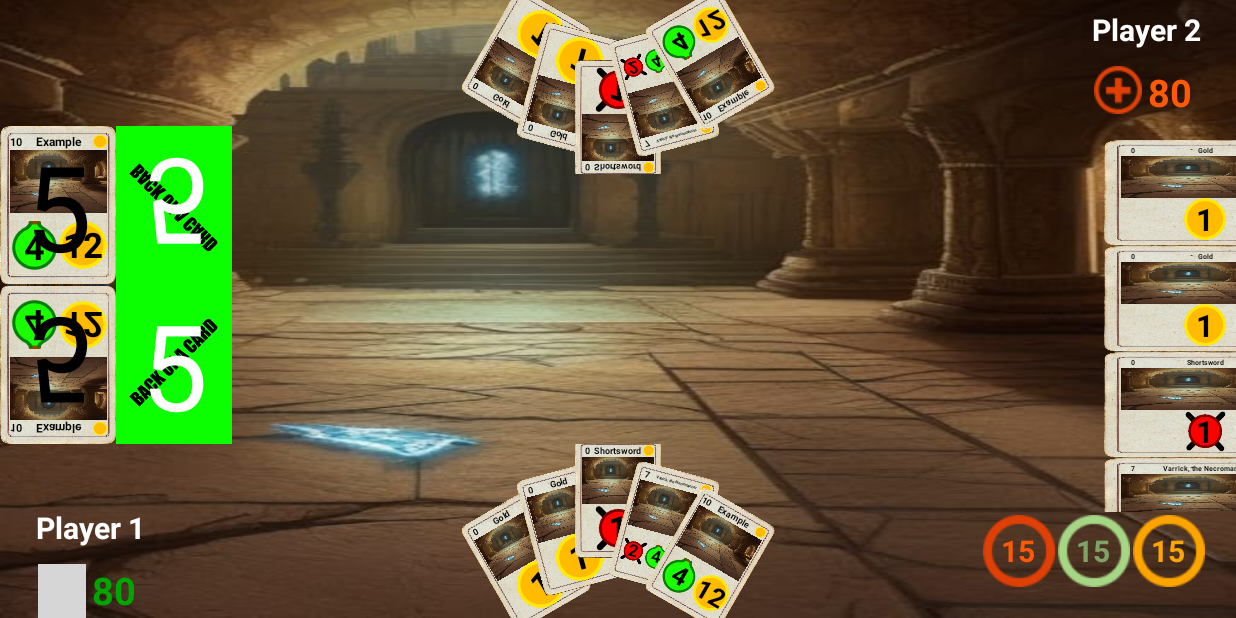
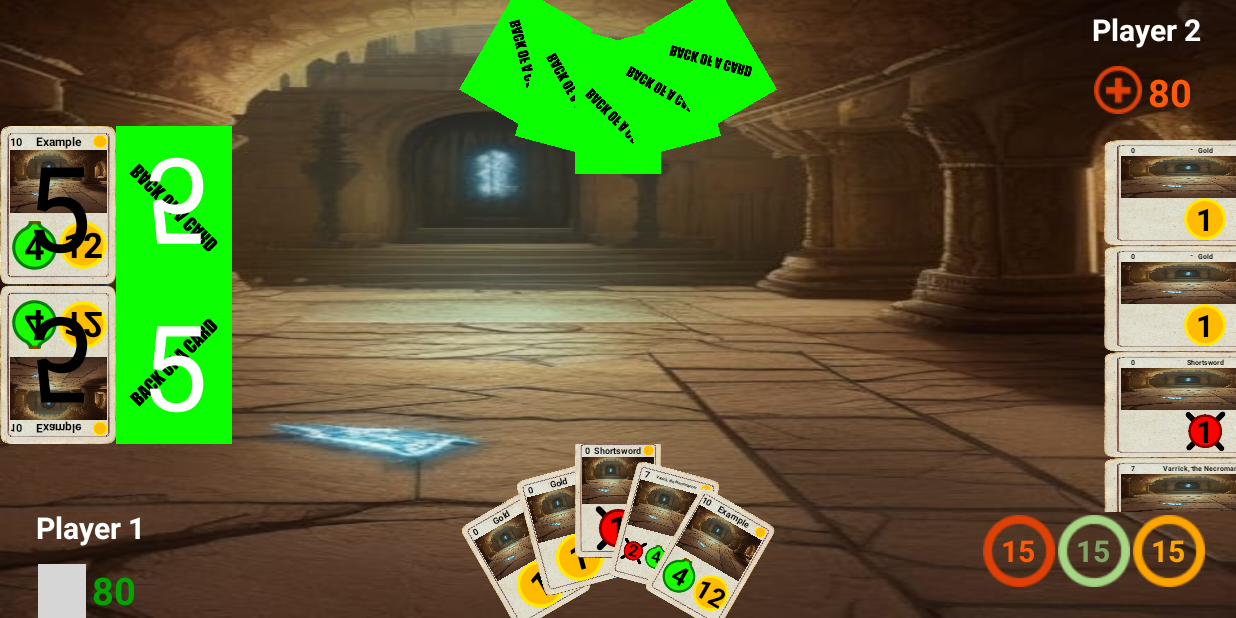
Before and after one commit to Ne0Strix/open-realms, an Android app: the screen it shows after launch (MainActivity), on a phone screen of 824 x 412 dp (held sideways). Run offline under Robolectric (Android 15) with nearby library versions, the phone set to English and light mode, and no system bars; grey boxes are pictures that could not be loaded.

Commit message:
Added the ability for cards to be face down.
And cleaned up HandView

```diff
--- a/app/src/main/java/at/vunfer/openrealms/view/CardView.java
+++ b/app/src/main/java/at/vunfer/openrealms/view/CardView.java
@@ -28,24 +28,29 @@ import java.util.List;
 /** This class is used to represent a CardImageView. */
 public class CardView extends ConstraintLayout {
     private Card card;
+    private boolean isFaceUp = true;
     private boolean isBeingHeld = false;
     // The time in mils a click has to be held to be considered holding vs clicking
     private static final long holdTime = 250L;
     private static final String logTag = "CardView";
 
     public CardView(Context context) {
-        super(context);
-        init();
+        this(context, (AttributeSet) null);
     }
 
     public CardView(Context context, AttributeSet attrs) {
-        super(context, attrs);
-        init();
+        this(context, attrs, 0);
     }
 
     public CardView(Context context, AttributeSet attrs, int defStyleAttr) {
         super(context, attrs, defStyleAttr);
         init();
+    }
+
+    public CardView(Context context, Card card) {
+        super(context);
+        init();
+        setCard(card);
     }
 
     public void init() {
@@ -66,6 +71,7 @@ public class CardView extends ConstraintLayout {
         ImageView cardBackground = findViewById(R.id.card_view_background);
         cardBackground.setOnTouchListener(
                 (view, motionEvent) -> {
+                    if (!isFaceUp) return false;
                     // Log.v(LOG_TAG, motionEvent.toString() + " " + card);
                     switch (motionEvent.getAction()) {
                         case MotionEvent.ACTION_UP:
@@ -171,18 +177,27 @@ public class CardView extends ConstraintLayout {
         // expand effects
     }
 
-    public CardView(Context context, Card card) {
-        super(context);
-        init();
-        setCard(card);
-    }
-
     public static List<CardView> getViewFromCards(Context context, List<Card> cards) {
         List<CardView> views = new ArrayList<>();
         for (Card c : cards) {
             views.add(new CardView(context, c));
         }
         return views;
+    }
+
+    public void setFaceUpOrDown(boolean faceDown) {
+        if (faceDown) setFaceDown();
+        else setFaceUp();
+    }
+
+    public void setFaceDown() {
+        isFaceUp = false;
+        findViewById(R.id.card_view_back_of_card).setVisibility(VISIBLE);
+    }
+
+    public void setFaceUp() {
+        isFaceUp = true;
+        findViewById(R.id.card_view_back_of_card).setVisibility(INVISIBLE);
     }
 
     /**
--- a/app/src/main/java/at/vunfer/openrealms/view/HandView.java
+++ b/app/src/main/java/at/vunfer/openrealms/view/HandView.java
@@ -5,12 +5,15 @@ import android.content.Context;
 import android.util.AttributeSet;
 import android.util.Log;
 import android.widget.LinearLayout;
+import at.vunfer.openrealms.R;
 import at.vunfer.openrealms.view.view_interfaces.CardPileView;
 import java.util.List;
 
 public class HandView extends LinearLayout implements CardPileView {
 
     private static final float CARD_SCALE = 0.75f;
+    private float screenDensity;
+    private boolean isOpponent;
 
     public HandView(Context context) {
         this(context, null);
@@ -26,22 +29,8 @@ public class HandView extends LinearLayout implements CardPileView {
     }
 
     public void init() {
-        // Creating the HandView layout parameters
-        /* LinearLayout.LayoutParams params =
-        new LinearLayout.LayoutParams(
-                LinearLayout.LayoutParams.MATCH_PARENT,
-                LinearLayout.LayoutParams.WRAP_CONTENT);*/
-
-        // Center the HandView layout parameters at the bottom of the screen.
-
-        // Inflate the HandView layout with the created layout parameters.
-        // handView = (LinearLayout) LayoutInflater.from(this.context).inflate(R.layout.hand_view,
-        // this);
-        // Log.i("EQ",v.equals(getChildAt(0))+" "+v.toString()+" "+getChildAt(0));
-        /*       setOrientation(LinearLayout.HORIZONTAL);
-        setMinimumHeight(1450);
-        setLayoutParams(params);*/
-        // handView.setGravity(Gravity.BOTTOM | Gravity.CENTER_HORIZONTAL);
+        screenDensity = getResources().getDisplayMetrics().density;
+        isOpponent = (getId() == R.id.opponent_hand_view);
     }
 
     /** Sets the cards in the HandView. */
@@ -49,37 +38,20 @@ public class HandView extends LinearLayout implements CardPileView {
     public void updateView(List<CardView> cards) {
         removeAllViews();
         int numCards = cards.size();
-        float density = getResources().getDisplayMetrics().density;
 
         for (int i = 0; i < numCards; i++) {
             CardView card = cards.get(i);
-
+            card.setFaceUpOrDown(isOpponent);
             LinearLayout.LayoutParams params =
                     new LinearLayout.LayoutParams(
-                            (int) (CARD_SCALE * density * 77), (int) (CARD_SCALE * density * 106));
-            /*
-            params.gravity = Gravity.CENTER_HORIZONTAL | Gravity.BOTTOM;
-            params.setMargins(-20, 0, -20, 64);
-
-            if (numCards % 2 != 0) {
-                // even number of cards, center them
-                params.rightMargin = i == numCards / 2 ? 8 : 0;
-                params.leftMargin = i == numCards / 2 ? 8 : 0;
-            } else {
-                params.rightMargin = i == numCards / 2 - 1 || i == numCards / 2 ? 8 : 0;
-                params.leftMargin = i == numCards / 2 - 1 || i == numCards / 2 ? 8 : 0;
-            }
-            */
-            // Position the cards along an arc
-
-            // card.setLayoutParams(new ViewGroup.LayoutParams(180, 250));
+                            (int) (CARD_SCALE * screenDensity * 77),
+                            (int) (CARD_SCALE * screenDensity * 106));
             card.setLayoutParams(params);
             addView(card);
         }
         positionCards(cards);
     }
 
-    // TODO: Broken, leaves cards outside of View, in the center of the screen
     private void positionCards(List<CardView> cards) {
         int numCards = cards.size();
         float originalCardAngle = 12 * numCards;
@@ -87,15 +59,6 @@ public class HandView extends LinearLayout implements CardPileView {
         // Calculate the angle between cards
         float cardAngle = originalCardAngle / (numCards - 1);
         Log.d("Position Hand", "Setting card Angle: " + cardAngle);
-        // Calculate the radius of the arc
-        float radius = (float) ((getHeight() / 2.0) / Math.sin(Math.toRadians(cardAngle / 2.0)));
-        Log.d("Position Hand", "Setting radius: " + radius);
-
-        // Calculate the center point of the arc
-        float centerX = getWidth() / 2.0f;
-        float centerY = getHeight();
-        Log.d("Position Hand", "Setting centerX: " + centerX);
-        Log.d("Position Hand", "Setting centerY: " + centerY);
 
         // Position the cards along the arc
         for (int i = 0; i < numCards; i++) {
@@ -105,19 +68,13 @@ public class HandView extends LinearLayout implements CardPileView {
             float angle = -originalCardAngle / 2 + (i * cardAngle);
             if (numCards == 1) angle = 0;
 
-            // Calculate the position of the card
-            float x = centerX + (float) Math.sin(Math.toRadians(angle)) * radius;
-            float y = centerY - (float) Math.cos(Math.toRadians(angle)) * radius;
-
             // Set the position and rotation of the card
-            card.setX(x);
-            card.setY(y);
             card.setRotation(angle);
             LinearLayout.LayoutParams params = (LayoutParams) card.getLayoutParams();
             params.setMargins(-20, 0, -20, (int) (2 * (originalCardAngle / 2 - Math.abs(angle))));
-            // card.setY(0 - 2*(originalCardAngle / 2 - Math.abs(angle)));
+
             Log.d(
-                    "Position Hand",
+                    "HandView",
                     "Setting "
                             + card.getCard().getName()
                             + " X:"
--- a/app/src/main/res/layout/card_view.xml
+++ b/app/src/main/res/layout/card_view.xml
@@ -115,5 +115,18 @@
 
     </LinearLayout>
 
+    <ImageView
+        android:id="@+id/card_view_back_of_card"
+        android:layout_width="fill_parent"
+        android:layout_height="fill_parent"
+        android:layout_weight="1"
+        android:scaleType="fitXY"
+        android:visibility="invisible"
+        app:layout_constraintBottom_toBottomOf="parent"
+        app:layout_constraintEnd_toEndOf="parent"
+        app:layout_constraintStart_toStartOf="parent"
+        app:layout_constraintTop_toTopOf="@+id/card_view_background"
+        app:srcCompat="@drawable/cardback" />
+
 
 </androidx.constraintlayout.widget.ConstraintLayout>
```
